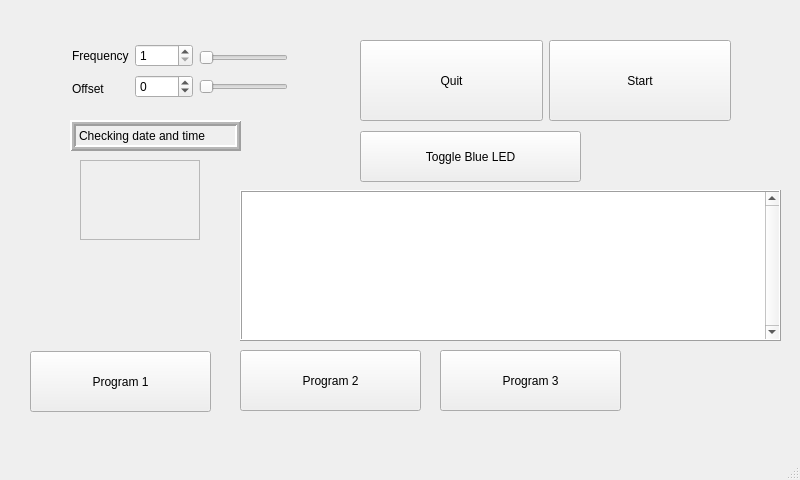
First picture: the form in test0/gui.ui, repository ursl/tessie, before the edit.
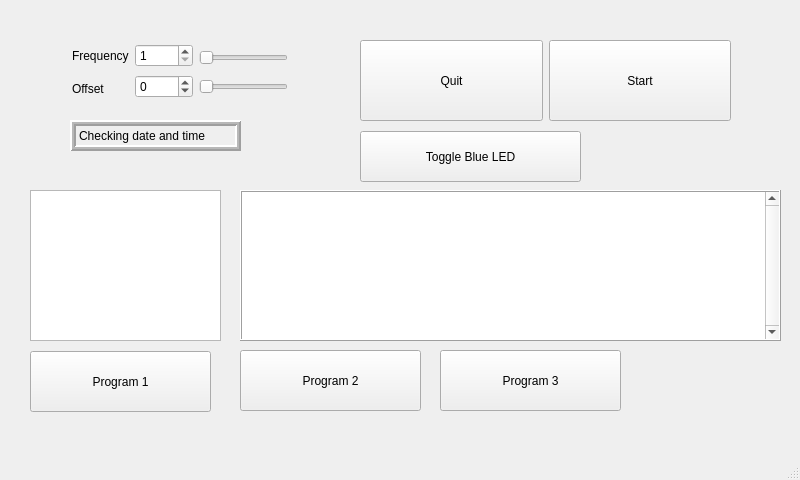
Second picture: the form after the edit. Custom widgets are drawn as their Qt base class.

Commit message: add QChart (vanilla try)

Patch:
```diff
--- a/test0/gui.ui
+++ b/test0/gui.ui
@@ -246,41 +246,6 @@
      <number>-2</number>
     </property>
    </widget>
-   <widget class="QScrollArea" name="scrollArea">
-    <property name="enabled">
-     <bool>false</bool>
-    </property>
-    <property name="geometry">
-     <rect>
-      <x>80</x>
-      <y>160</y>
-      <width>120</width>
-      <height>80</height>
-     </rect>
-    </property>
-    <property name="autoFillBackground">
-     <bool>true</bool>
-    </property>
-    <property name="frameShape">
-     <enum>QFrame::StyledPanel</enum>
-    </property>
-    <property name="frameShadow">
-     <enum>QFrame::Raised</enum>
-    </property>
-    <property name="widgetResizable">
-     <bool>true</bool>
-    </property>
-    <widget class="QWidget" name="scrollAreaWidgetContents">
-     <property name="geometry">
-      <rect>
-       <x>0</x>
-       <y>0</y>
-       <width>118</width>
-       <height>78</height>
-      </rect>
-     </property>
-    </widget>
-   </widget>
    <widget class="QTextEdit" name="textEdit">
     <property name="geometry">
      <rect>
@@ -367,6 +332,16 @@
      <string>Program 3</string>
     </property>
    </widget>
+   <widget class="QtCharts::QChartView" name="graphicsView">
+    <property name="geometry">
+     <rect>
+      <x>30</x>
+      <y>190</y>
+      <width>191</width>
+      <height>151</height>
+     </rect>
+    </property>
+   </widget>
   </widget>
   <widget class="QStatusBar" name="statusbar"/>
   <action name="actiontessie">
@@ -375,6 +350,13 @@
    </property>
   </action>
  </widget>
+ <customwidgets>
+  <customwidget>
+   <class>QtCharts::QChartView</class>
+   <extends>QGraphicsView</extends>
+   <header location="global">QtCharts/QChartView</header>
+  </customwidget>
+ </customwidgets>
  <resources/>
  <connections>
   <connection>
```
The commit also changes 2 other files.
